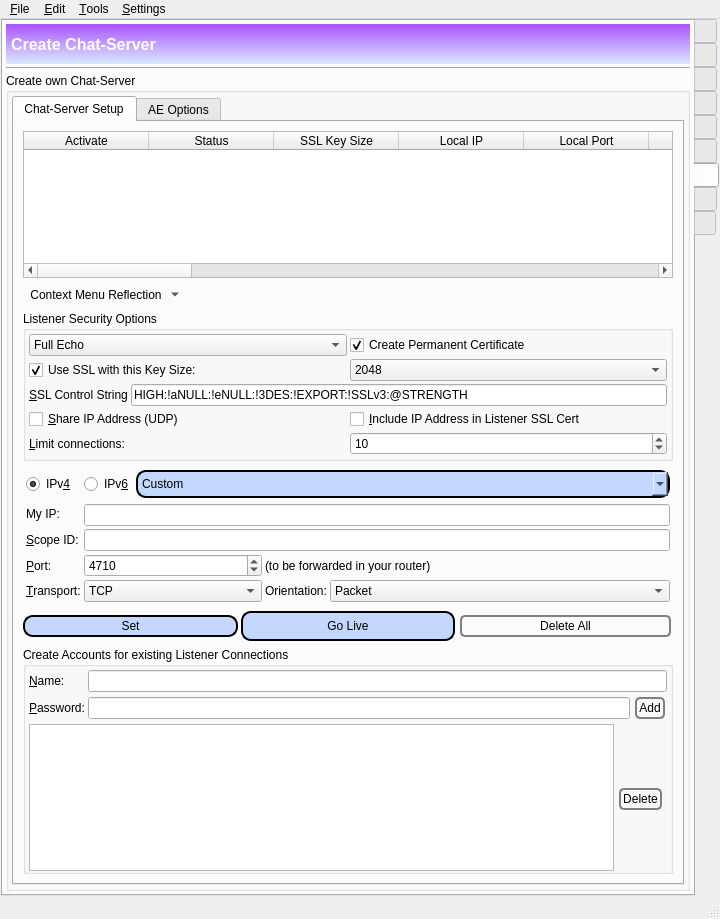
The window that branches/trunk/GoldBug-UI/controlcenter.ui (textbrowser/spot-on) describes before a commit, drawn with Qt 5.
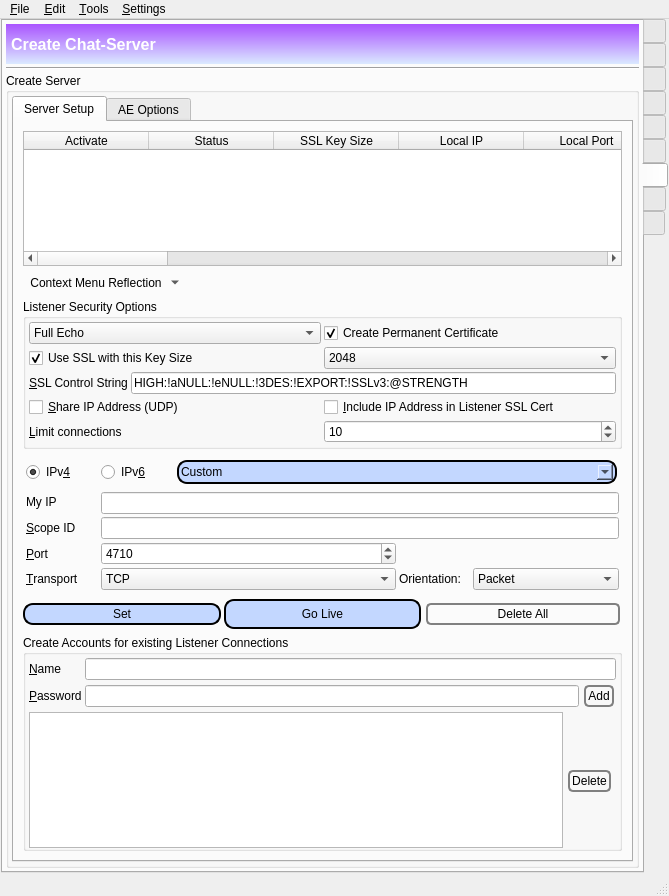
The same window after the commit. The open tabs and pages were chosen to show the change. Icons and pictures are not drawn. Custom widgets are drawn as their Qt base class.

Commit message: Lots of widget changes.

Diff of the .ui file:
```diff
--- a/branches/trunk/GoldBug-UI/controlcenter.ui
+++ b/branches/trunk/GoldBug-UI/controlcenter.ui
@@ -6,8 +6,8 @@
    <rect>
     <x>0</x>
     <y>0</y>
-    <width>720</width>
-    <height>919</height>
+    <width>669</width>
+    <height>896</height>
    </rect>
   </property>
   <property name="windowTitle">
@@ -5154,7 +5154,7 @@
         <item>
          <widget class="QGroupBox" name="listenersBox">
           <property name="title">
-           <string>Create own Chat-Server</string>
+           <string>Create Server</string>
           </property>
           <layout class="QVBoxLayout" name="verticalLayout_6">
            <property name="spacing">
@@ -5180,7 +5180,7 @@
                 <normaloff>:/nuvola/server.png</normaloff>:/nuvola/server.png</iconset>
               </attribute>
               <attribute name="title">
-               <string>Chat-Server Setup</string>
+               <string>Server Setup</string>
               </attribute>
               <layout class="QVBoxLayout" name="verticalLayout_30">
                <item>
@@ -5434,7 +5434,7 @@
                        <string>&lt;html&gt;&lt;head/&gt;&lt;body&gt;&lt;p&gt;Create and use two listeners / ports for both SSL (HTTPS) and non-SSL (HTTP) incoming connections.&lt;/p&gt;&lt;/body&gt;&lt;/html&gt;</string>
                       </property>
                       <property name="text">
-                       <string>Use SSL with this Key Size: </string>
+                       <string>Use SSL with this Key Size</string>
                       </property>
                       <property name="checked">
                        <bool>true</bool>
@@ -5518,7 +5518,7 @@
                     <item>
                      <widget class="QLabel" name="label_87">
                       <property name="text">
-                       <string>&amp;Limit connections:</string>
+                       <string>&amp;Limit connections</string>
                       </property>
                       <property name="buddy">
                        <cstring>limitConnections</cstring>
@@ -5554,14 +5554,10 @@
                  <property name="spacing">
                   <number>3</number>
                  </property>
-                 <item row="8" column="5" colspan="9">
-                  <widget class="QLabel" name="label_15">
-                   <property name="text">
-                    <string>(to be forwarded in your router)</string>
-                   </property>
-                  </widget>
+                 <item row="6" column="1" colspan="7">
+                  <widget class="QLineEdit" name="listenerIP"/>
                  </item>
-                 <item row="9" column="6" colspan="8">
+                 <item row="9" column="6" colspan="2">
                   <widget class="QComboBox" name="listenerOrientation">
                    <property name="sizeAdjustPolicy">
                     <enum>QComboBox::AdjustToContents</enum>
@@ -5624,14 +5620,14 @@
                     <enum>Qt::RightToLeft</enum>
                    </property>
                    <property name="text">
-                    <string>&amp;Port:</string>
+                    <string>&amp;Port</string>
                    </property>
                    <property name="buddy">
                     <cstring>listenerPort</cstring>
                    </property>
                   </widget>
                  </item>
-                 <item row="0" column="2" colspan="12">
+                 <item row="0" column="2" colspan="6">
                   <widget class="QComboBox" name="listenerIPCombo">
                    <property name="styleSheet">
                     <string notr="true">QComboBox#listenerIPCombo {
@@ -5641,7 +5637,8 @@
      border-radius: 10px;
      border-color: black;
      min-width: 10em;
-     padding: 4px;
+     margin: 2px;
+     padding: 2px;
  }
 
 
@@ -5663,23 +5660,20 @@
                  <item row="7" column="0">
                   <widget class="QLabel" name="listenerScopeIdLabel">
                    <property name="text">
-                    <string>&amp;Scope ID:</string>
+                    <string>&amp;Scope ID</string>
                    </property>
                    <property name="buddy">
                     <cstring>listenerScopeId</cstring>
                    </property>
                   </widget>
                  </item>
-                 <item row="6" column="1" colspan="13">
-                  <widget class="QLineEdit" name="listenerIP"/>
-                 </item>
                  <item row="5" column="0" rowspan="2">
                   <widget class="QLabel" name="label_11">
                    <property name="layoutDirection">
                     <enum>Qt::RightToLeft</enum>
                    </property>
                    <property name="text">
-                    <string>My IP:</string>
+                    <string>My IP</string>
                    </property>
                    <property name="buddy">
                     <cstring>listenerIP</cstring>
@@ -5709,13 +5703,13 @@
                    </property>
                   </widget>
                  </item>
-                 <item row="7" column="1" colspan="13">
+                 <item row="7" column="1" colspan="7">
                   <widget class="QLineEdit" name="listenerScopeId"/>
                  </item>
                  <item row="9" column="0">
                   <widget class="QLabel" name="label_65">
                    <property name="text">
-                    <string>&amp;Transport:</string>
+                    <string>&amp;Transport</string>
                    </property>
                    <property name="buddy">
                     <cstring>listenerTransport</cstring>
@@ -5891,7 +5885,7 @@
                     <item row="0" column="0">
                      <widget class="QLabel" name="label_47">
                       <property name="text">
-                       <string>&amp;Name:</string>
+                       <string>&amp;Name</string>
                       </property>
                       <property name="buddy">
                        <cstring>accountName</cstring>
@@ -5948,7 +5942,7 @@
                     <item row="1" column="0">
                      <widget class="QLabel" name="label_48">
                       <property name="text">
-                       <string>&amp;Password:</string>
+                       <string>&amp;Password</string>
                       </property>
                       <property name="buddy">
                        <cstring>accountPassword</cstring>
@@ -10969,8 +10963,8 @@
     <rect>
      <x>0</x>
      <y>0</y>
-     <width>720</width>
-     <height>25</height>
+     <width>669</width>
+     <height>24</height>
     </rect>
    </property>
    <widget class="QMenu" name="menu_File">
```
Left out of the diff: 128 changed lines with no effect on the pictures.
